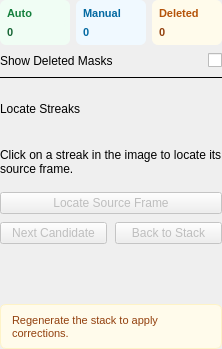
gkyle/startrails, file src/startrails/ui/step_review_detections.ui: the form before one commit.
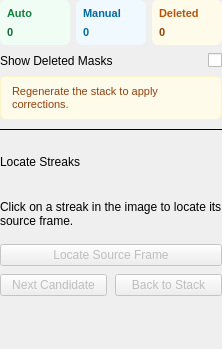
The form after the commit. Custom widgets are drawn as their Qt base class.

Commit message: fix: show correction changes consistently in the review workflow

The edit to the form file:
```diff
--- a/src/startrails/ui/step_review_detections.ui
+++ b/src/startrails/ui/step_review_detections.ui
@@ -221,6 +221,27 @@
      </item>
     </layout>
    </item>
+   <item>
+    <widget class="QLabel" name="pendingCorrectionsNotice">
+     <property name="accessibleName">
+      <string>Pending corrections notice</string>
+     </property>
+     <property name="styleSheet">
+      <string notr="true">background-color: #fffbeb;
+border: 1px solid #fef3c7;
+border-radius: 6px;
+padding: 6px 8px;
+color: #92400e;
+font-size: 11px;</string>
+     </property>
+     <property name="text">
+      <string>Regenerate the stack to apply corrections.</string>
+     </property>
+     <property name="wordWrap">
+      <bool>true</bool>
+     </property>
+    </widget>
+   </item>
    <item>
     <widget class="QFrame" name="sepFindBrightest">
      <property name="frameShape">
@@ -304,24 +325,6 @@
      </property>
     </widget>
    </item>
-   <item>
-    <widget class="QLabel" name="pendingCorrectionsNotice">
-     <property name="styleSheet">
-      <string notr="true">background-color: #fffbeb;
-border: 1px solid #fef3c7;
-border-radius: 6px;
-padding: 6px 8px;
-color: #92400e;
-font-size: 11px;</string>
-     </property>
-     <property name="text">
-      <string>Regenerate the stack to apply corrections.</string>
-     </property>
-     <property name="wordWrap">
-      <bool>true</bool>
-     </property>
-    </widget>
-   </item>
   </layout>
  </widget>
  <customwidgets>
```
The commit also changes 4 other files.
